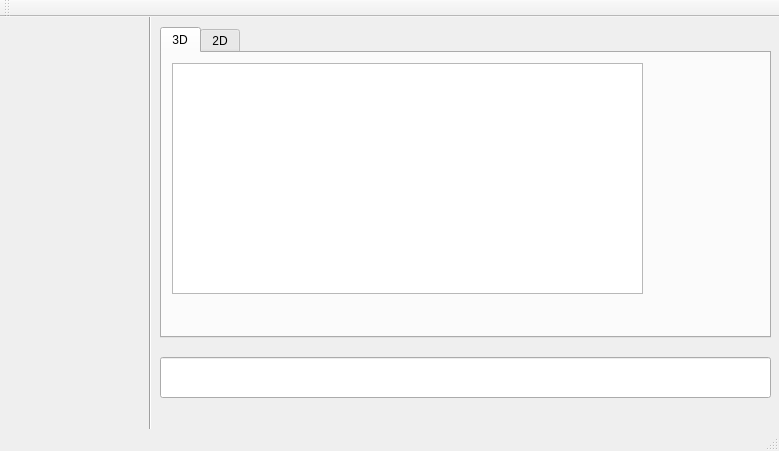
Above: View/mainwindow.ui from Qt-MVC-MVVM/MiniGrapher before the change. Below: the same form after it.
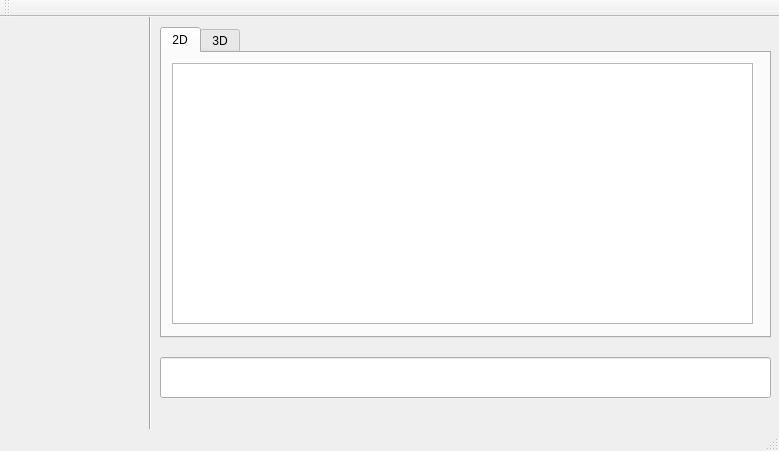
That is the form after the change. The open tabs and pages were chosen to show the change.

Patch:
```diff
--- a/View/mainwindow.ui
+++ b/View/mainwindow.ui
@@ -41,22 +41,22 @@
     </property>
     <widget class="QWidget" name="widget2">
      <attribute name="title">
-      <string>3D</string>
+      <string>2D</string>
      </attribute>
      <widget class="QGraphicsView" name="graphicsView_2">
       <property name="geometry">
        <rect>
         <x>10</x>
         <y>10</y>
-        <width>471</width>
-        <height>231</height>
+        <width>581</width>
+        <height>261</height>
        </rect>
       </property>
      </widget>
     </widget>
     <widget class="QWidget" name="widget">
      <attribute name="title">
-      <string>2D</string>
+      <string>3D</string>
      </attribute>
      <widget class="QGraphicsView" name="graphicsView">
       <property name="geometry">
```
Left out of the diff: 4 changed lines with no effect on the pictures.
